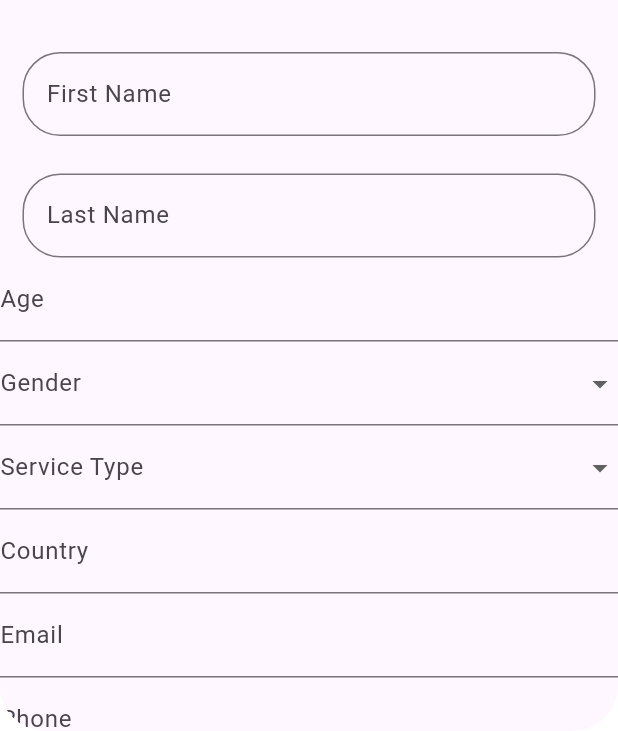
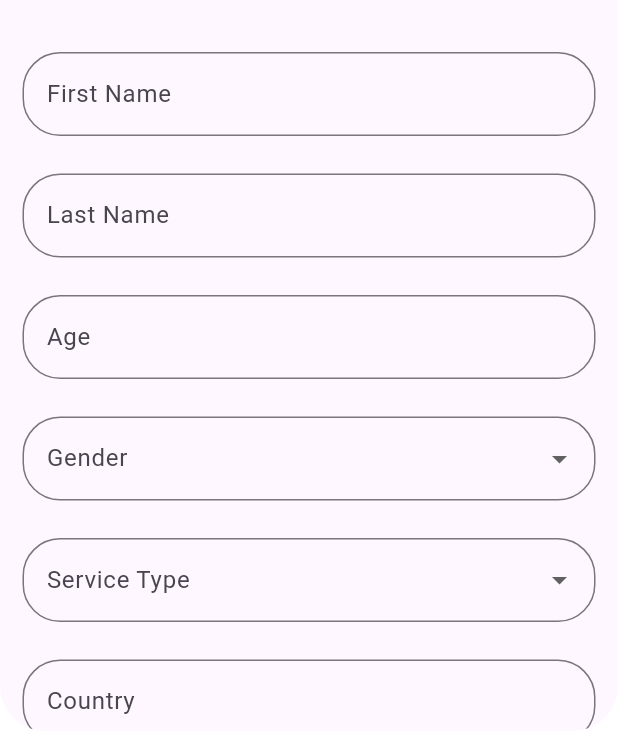
Before and after one commit to Youssef-Essam-Fathy/AccessAble, a Flutter app: the IndividualSignUp screen opened by its route, on a phone screen of 412 x 824 dp, the part 505-1236 px from its top. Run offline on Flutter 3.47's test engine with Material 3 defaults, Android fonts, the phone set to English and light mode, and no system bars; our stand-ins replace firebase_core, flutter_zoom_drawer; accounts and stored records are empty.

Commit message:
some design changes

```diff
--- a/lib/pages/individual_sign_up_page.dart
+++ b/lib/pages/individual_sign_up_page.dart
@@ -43,7 +43,7 @@ class _IndividualSignUpState extends State<IndividualSignUp> {
               const SizedBox(height: 35),
               // Add your TextFormFields here
               Padding(
-                padding: const EdgeInsets.symmetric(horizontal: 15),
+                padding: const EdgeInsets.only(left: 15, right: 15),
                 child: TextFormField(
                   controller: firstNameController,
                   decoration: InputDecoration(
@@ -63,7 +63,7 @@ class _IndividualSignUpState extends State<IndividualSignUp> {
               ),
               const SizedBox(height: 25),
               Padding(
-                padding: const EdgeInsets.symmetric(horizontal: 15),
+                padding: const EdgeInsets.only(right: 15, left: 15),
                 child: TextFormField(
                   controller: lastNameController,
                   decoration: InputDecoration(
@@ -81,10 +81,17 @@ class _IndividualSignUpState extends State<IndividualSignUp> {
                   },
                 ),
               ),
-              TextFormField(
+              const SizedBox(height: 25),
+              Padding(
+                padding: const EdgeInsets.symmetric(horizontal: 15),
+                child: TextFormField(
                   controller: ageController,
                   decoration: InputDecoration(
                     labelText: 'Age',
+                    border: OutlineInputBorder(
+                      borderRadius: BorderRadius.circular(25.0),
+                      borderSide: BorderSide(color: ColorManager.primary),
+                    ),
                   ),
                   validator: (value) {
                     if (value == null || value.isEmpty) {
@@ -93,10 +100,18 @@ class _IndividualSignUpState extends State<IndividualSignUp> {
                     return null;
                   },
                 ),
-              DropdownButtonFormField<String>(
+              ),
+              const SizedBox(height: 25),
+              Padding(
+                padding: const EdgeInsets.symmetric(horizontal: 15),
+                child: DropdownButtonFormField<String>(
                   value: gender,
                   decoration: InputDecoration(
                     labelText: 'Gender',
+                    border: OutlineInputBorder(
+                      borderRadius: BorderRadius.circular(25.0),
+                      borderSide: BorderSide(color: ColorManager.primary),
+                    ),
                   ),
                   items: <String>['Male', 'Female'].map((String value) {
                     return DropdownMenuItem<String>(
@@ -117,10 +132,18 @@ class _IndividualSignUpState extends State<IndividualSignUp> {
                     return null;
                   },
                 ),
-              DropdownButtonFormField<String>(
+              ),
+              const SizedBox(height: 25),
+              Padding(
+                padding: const EdgeInsets.symmetric(horizontal: 15),
+                child: DropdownButtonFormField<String>(
                   value: gender,
                   decoration: InputDecoration(
                     labelText: 'Service Type',
+                    border: OutlineInputBorder(
+                      borderRadius: BorderRadius.circular(25.0),
+                      borderSide: BorderSide(color: ColorManager.primary),
+                    ),
                   ),
                   items: <String>['Transportation', 'Jop Provider'].map((String value) {
                     return DropdownMenuItem<String>(
@@ -141,10 +164,18 @@ class _IndividualSignUpState extends State<IndividualSignUp> {
                     return null;
                   },
                 ),
-              TextFormField(
+              ),
+              const SizedBox(height: 25),
+              Padding(
+                padding: const EdgeInsets.symmetric(horizontal: 15),
+                child: TextFormField(
                   controller: countryController,
                   decoration: InputDecoration(
                     labelText: 'Country',
+                    border: OutlineInputBorder(
+                      borderRadius: BorderRadius.circular(25.0),
+                      borderSide: BorderSide(color: ColorManager.primary),
+                    ),
                   ),
                   validator: (value) {
                     if (value == null || value.isEmpty) {
@@ -153,10 +184,18 @@ class _IndividualSignUpState extends State<IndividualSignUp> {
                     return null;
                   },
                 ),
-              TextFormField(
+              ),
+              const SizedBox(height: 25),
+              Padding(
+                padding: const EdgeInsets.symmetric(horizontal: 15),
+                child: TextFormField(
                   controller: emailController,
                   decoration: InputDecoration(
                     labelText: 'Email',
+                    border: OutlineInputBorder(
+                      borderRadius: BorderRadius.circular(25.0),
+                      borderSide: BorderSide(color: ColorManager.primary),
+                    ),
                   ),
                   keyboardType: TextInputType.emailAddress,
                   validator: (value) {
@@ -166,10 +205,18 @@ class _IndividualSignUpState extends State<IndividualSignUp> {
                     return null;
                   },
                 ),
-              TextFormField(
+              ),
+              const SizedBox(height: 25),
+              Padding(
+                padding: const EdgeInsets.symmetric(horizontal: 15),
+                child: TextFormField(
                   controller: phoneController,
                   decoration: InputDecoration(
                     labelText: 'Phone',
+                    border: OutlineInputBorder(
+                      borderRadius: BorderRadius.circular(25.0),
+                      borderSide: BorderSide(color: ColorManager.primary),
+                    ),
                   ),
                   keyboardType: TextInputType.phone,
                   validator: (value) {
@@ -179,10 +226,18 @@ class _IndividualSignUpState extends State<IndividualSignUp> {
                     return null;
                   },
                 ),
-              TextFormField(
+              ),
+              const SizedBox(height: 25),
+              Padding(
+                padding: const EdgeInsets.symmetric(horizontal: 15),
+                child: TextFormField(
                   controller: aboutController,
                   decoration: InputDecoration(
                     labelText: 'About',
+                    border: OutlineInputBorder(
+                      borderRadius: BorderRadius.circular(25.0),
+                      borderSide: BorderSide(color: ColorManager.primary),
+                    ),
                   ),
                   validator: (value) {
                     if (value == null || value.isEmpty) {
@@ -191,14 +246,35 @@ class _IndividualSignUpState extends State<IndividualSignUp> {
                     return null;
                   },
                 ),
-                ElevatedButton(
+              ),
+              const SizedBox(height: 25),
+              Padding(
+                padding: const EdgeInsets.only(right: 15, left: 15, bottom: 25),
+                child: SizedBox(
+                  width: double.infinity,
+                  height: 50,
+                  child: ElevatedButton(
                     onPressed: () {
                       if (_formKey.currentState!.validate()) {
                         // Handle sign up
                         Navigator.pushNamed(context, '/signIn');
                       }
                     },
-                child: Text('Sign Up'),
+                    style: ElevatedButton.styleFrom(
+                      backgroundColor: ColorManager.maximumBlueGreen,
+                      shape: RoundedRectangleBorder(
+                        borderRadius: BorderRadius.circular(25),
+                      ),
+                    ),
+                    child: Text(
+                      'Sign Up',
+                      style: TextStyle(
+                        fontSize: 20,
+                        color: ColorManager.white,
+                      ),
+                    ),
+                  ),
+                ),
               ),
             ],
           ),
```
Lines whose indentation alone changed are shown as unchanged.
